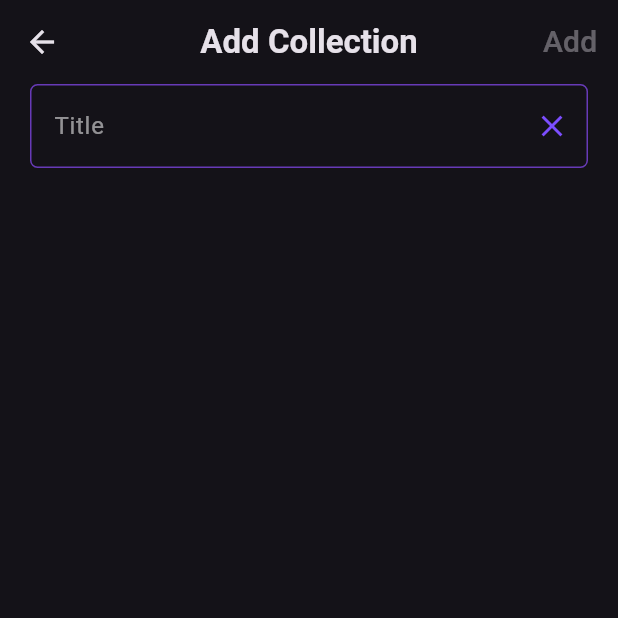
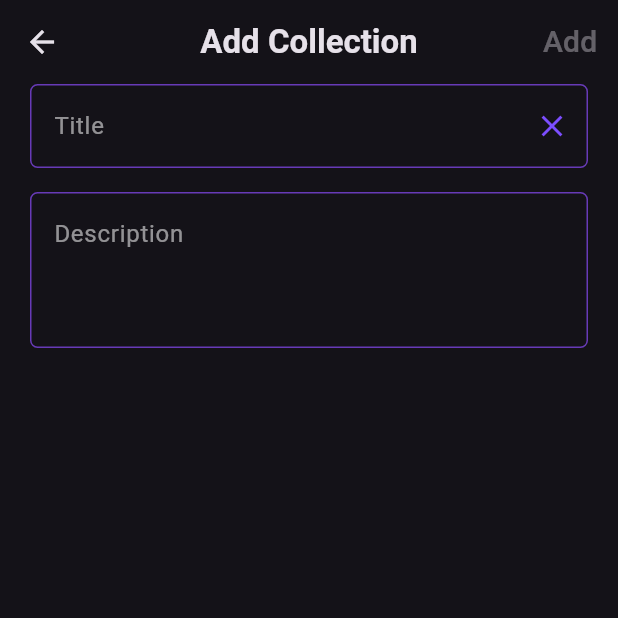
Before and after one commit to gu-tig333-ht24/spotly, a Flutter app: the screen it shows after launch, after a tap on the "add" icon, on a phone screen of 412 x 824 dp, the top half of it. Run offline on Flutter 3.47's test engine with Material 3 defaults, Android fonts, the phone set to English and light mode, and no system bars; our stand-ins replace flutter_riverpod, google_fonts, image_picker.

Commit message:
Update of description for Place

```diff
--- a/lib/src/core/models/place_collection.dart
+++ b/lib/src/core/models/place_collection.dart
@@ -3,6 +3,7 @@ class PlaceCollection {
     required this.id,
     required this.title,
     required this.createdAt,
+    required this.description,
   });
 
   factory PlaceCollection.fromJson(Map<String, dynamic> json) {
@@ -12,18 +13,21 @@ class PlaceCollection {
       createdAt: json.containsKey("createdAt")
           ? DateTime.tryParse(json["createdAt"]) ?? DateTime.now()
           : DateTime.now(),
+          description: json.containsKey("description") ? json["description"] : "", // Parse description
     );
   }
 
   final String id;
   final String title;
   final DateTime createdAt;
+  final String description; // Add description field
 
   Map<String, dynamic> toJson() {
     return {
       "id": id,
       "title": title,
       "createdAt": createdAt,
+      "description": description, // Include description in JSON
     };
   }
 }
--- a/lib/src/features/main/providers/user_places.dart
+++ b/lib/src/features/main/providers/user_places.dart
@@ -1,7 +1,6 @@
 import 'package:flutter_riverpod/flutter_riverpod.dart';
 
 import '../../../core/models/place.dart';
-import 'dart:io';
 
 
 class UserPlacesNotifier extends StateNotifier<List<Place>> {
--- a/lib/src/features/places/add_place_collection/providers/add_place_collection_form_provider.dart
+++ b/lib/src/features/places/add_place_collection/providers/add_place_collection_form_provider.dart
@@ -13,26 +13,34 @@ class AddPlaceCollectionFormController extends StateNotifier<AddPlaceCollectionF
   void changeTitle(String newTitle) {
     state = state.copyWith(title: newTitle);
   }
+// Method to handle description change
+  void changeDescription(String newDescription) {
+    state = state.copyWith(description: newDescription);
+  }
 }
 
 @immutable
 class AddPlaceCollectionFormState {
   const AddPlaceCollectionFormState({
     required this.title,
+    required this.description,
   });
 
   factory AddPlaceCollectionFormState.initial() =>
-      const AddPlaceCollectionFormState(title: "");
+      const AddPlaceCollectionFormState(title: "", description: "");
 
   final String title;
+  final String description;
 
-  bool get isValid => title.isNotEmpty;
+  bool get isValid => title.isNotEmpty && description.isNotEmpty;
 
   AddPlaceCollectionFormState copyWith({
     String? title,
+    String? description,
   }) {
     return AddPlaceCollectionFormState(
       title: title ?? this.title,
+      description: description ?? this.description,
     );
   }
 }
--- a/lib/src/features/places/add_place_collection/ui/pages/add_place_collection_page.dart
+++ b/lib/src/features/places/add_place_collection/ui/pages/add_place_collection_page.dart
@@ -1,5 +1,4 @@
 import 'package:flutter/material.dart';
-
 import 'package:flutter_riverpod/flutter_riverpod.dart';
 
 import '../../../../../core/constants/app_sizes.dart';
@@ -11,10 +10,10 @@ import '../widgets/add_place_collection_form.dart';
 class AddPlaceCollectionPage extends ConsumerWidget {
   const AddPlaceCollectionPage({super.key});
 
-  void _addPlaceCollection(BuildContext context, WidgetRef ref, String title) {
+  void _addPlaceCollection(BuildContext context, WidgetRef ref, String title, String description) {
     ref
         .read(placeCollectionListProvider.notifier)
-        .addPlaceCollection(title);
+        .addPlaceCollection(title, description);
     Navigator.of(context).pop();
   }
 
@@ -29,7 +28,7 @@ class AddPlaceCollectionPage extends ConsumerWidget {
         actions: [
           TextButton(
             onPressed: formState.isValid
-                ? () => _addPlaceCollection(context, ref, formState.title)
+                ? () => _addPlaceCollection(context, ref, formState.title, formState.description)
                 : null,
             child: const Text(
               "Add",
@@ -41,7 +40,7 @@ class AddPlaceCollectionPage extends ConsumerWidget {
       body: Padding(
         padding: const EdgeInsets.symmetric(horizontal: AppSizes.s20),
         child: AddPlaceCollectionForm(
-          onSubmit: () => _addPlaceCollection(context, ref, formState.title),
+          onSubmit: () => _addPlaceCollection(context, ref, formState.title, formState.description),
         ),
       ),
     );
--- a/lib/src/features/places/add_place_collection/ui/widgets/add_place_collection_form.dart
+++ b/lib/src/features/places/add_place_collection/ui/widgets/add_place_collection_form.dart
@@ -8,7 +8,7 @@ import '../../providers/add_place_collection_form_provider.dart';
 class AddPlaceCollectionForm extends ConsumerStatefulWidget {
   const AddPlaceCollectionForm({
     super.key,
-    this.onSubmit,
+    required this.onSubmit,
   });
 
   final VoidCallback? onSubmit;
@@ -22,17 +22,20 @@ class _AddPlaceCollectionFormState
     extends ConsumerState<AddPlaceCollectionForm> {
   late final AddPlaceCollectionFormController _formController;
   late final TextEditingController _titleController;
+  late final TextEditingController _descriptionController;  // Add description controller
 
   @override
   void initState() {
     super.initState();
     _formController = ref.read(addPlaceCollectionFormProvider.notifier);
     _titleController = TextEditingController();
+    _descriptionController = TextEditingController();  // Initialize description controller
   }
 
   @override
   void dispose() {
     _titleController.dispose();
+    _descriptionController.dispose();  // Dispose description controller
     super.dispose();
   }
 
@@ -86,6 +89,39 @@ class _AddPlaceCollectionFormState
                 color: Colors.deepPurpleAccent,
               ),
               borderRadius: BorderRadius.circular(AppConstants.borderRadius),
+              ),
+          ),
+        ),
+        const SizedBox(height: 16),
+        // Add new TextFormField for description
+        TextFormField(
+          onChanged: _formController.changeDescription,  // Handle description changes
+          onTapOutside: (_) => FocusManager.instance.primaryFocus?.unfocus(),
+          onFieldSubmitted:
+              formState.isValid ? (_) => widget.onSubmit?.call() : null,
+          controller: _descriptionController,
+          cursorColor: Colors.deepPurpleAccent,
+          keyboardType: TextInputType.text,
+          textCapitalization: TextCapitalization.sentences,
+          textInputAction: TextInputAction.done,
+          maxLines: 3,
+          style: const TextStyle(color: Colors.white),
+          decoration: InputDecoration(
+            hintText: "Description",
+            hintStyle: const TextStyle(
+              color: Colors.white54,
+            ),
+            enabledBorder: OutlineInputBorder(
+              borderSide: const BorderSide(
+                color: Colors.deepPurple,
+              ),
+              borderRadius: BorderRadius.circular(AppConstants.borderRadius),
+            ),
+            focusedBorder: OutlineInputBorder(
+              borderSide: const BorderSide(
+                color: Colors.deepPurpleAccent,
+              ),
+              borderRadius: BorderRadius.circular(AppConstants.borderRadius),
             ),
           ),
         ),
--- a/lib/src/features/places/place_collections/providers/place_collection_list_provider.dart
+++ b/lib/src/features/places/place_collections/providers/place_collection_list_provider.dart
@@ -14,7 +14,7 @@ class PlaceCollectionListController
     extends StateNotifier<AsyncValue<List<PlaceCollection>>> {
   PlaceCollectionListController() : super(const AsyncValue.data([]));
 
-  Future<void> addPlaceCollection(String title) async {
+  Future<void> addPlaceCollection(String title, String description) async {
     final List<PlaceCollection> currentCollections = List.from(
       state.value ?? [],
     );
@@ -25,6 +25,8 @@ class PlaceCollectionListController
           id: const Uuid().v4(),
           title: title,
           createdAt: DateTime.now(),
+          //description: description, // description parameter
+          description: 'No description provided', // Default description
         ),
       );
       state = AsyncData(currentCollections);
--- a/lib/src/features/places/place_collections/ui/widgets/place_collection_list.dart
+++ b/lib/src/features/places/place_collections/ui/widgets/place_collection_list.dart
@@ -21,7 +21,7 @@ class PlaceCollectionList extends ConsumerWidget {
         if (placeCollections.isEmpty) {
           return const Center(
             child: Text(
-              "No collections yet.",
+              "No collections available.",
               style: TextStyle(
                 color: Colors.white70,
                 fontSize: 24,
--- a/lib/src/features/places/place_items/ui/widgets/place_items_list.dart
+++ b/lib/src/features/places/place_items/ui/widgets/place_items_list.dart
@@ -13,7 +13,7 @@ class PlaceItemsList extends StatelessWidget {
     if (items.isEmpty) {
       return const Center(
         child: Text(
-          "No places yet.",
+          "No places available.",
           style: TextStyle(
             color: Colors.white70,
             fontSize: 24,
```
Also changed, not shown: lib/src/core/models/add_places.dart (+28 -12 lines), lib/src/core/models/place.dart (+11 -11 lines), lib/src/core/models/place_detail.dart (+11 -1 lines).
